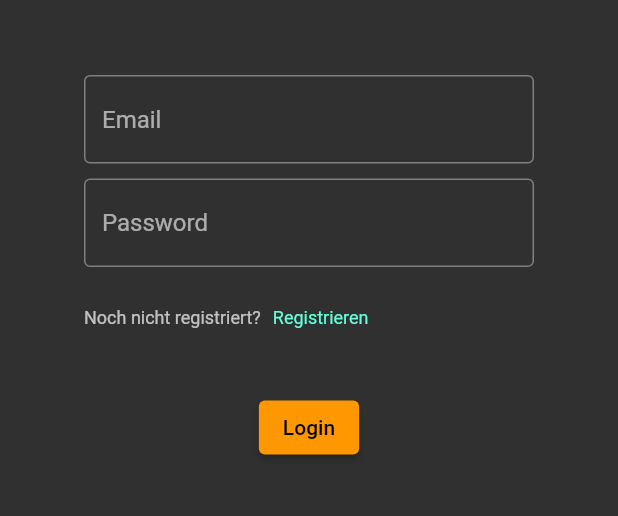
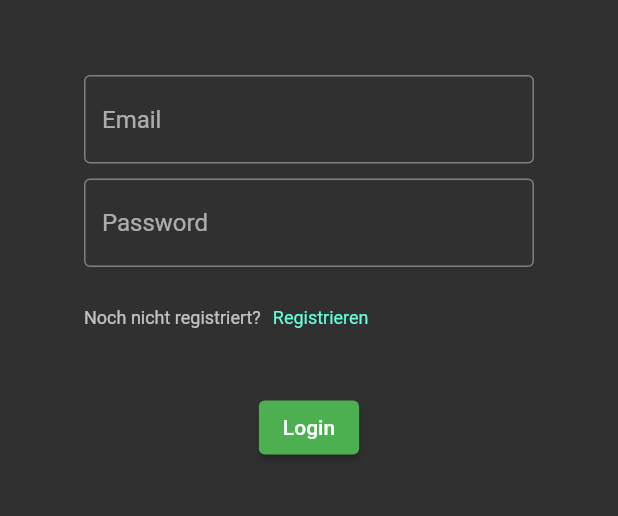
Before and after one commit to floodoo/gun_club, a Flutter app: the screen it shows after launch, on a phone screen of 412 x 824 dp, the part 423-939 px from its top. Run offline on Flutter 3.47's test engine with Material 2 defaults, Android fonts, the phone set to English and light mode, and no system bars; our stand-ins replace device_info_plus, flutter_riverpod, freezed_annotation, go_router, riverpod_annotation, supabase_flutter; accounts and stored records are empty; generated files the repository leaves out were written again.

Commit message:
change theme color

```diff
--- a/lib/src/app.dart
+++ b/lib/src/app.dart
@@ -45,7 +45,7 @@ class _AppState extends ConsumerState<App> {
       routeInformationProvider: router.routeInformationProvider,
       debugShowCheckedModeBanner: false,
       theme: ThemeData(
-        primarySwatch: Colors.orange,
+        primarySwatch: Colors.green,
         visualDensity: VisualDensity.adaptivePlatformDensity,
         inputDecorationTheme: const InputDecorationTheme(border: OutlineInputBorder()),
         brightness: Brightness.dark,
@@ -64,7 +64,7 @@ class _AppState extends ConsumerState<App> {
           ),
         ),
         floatingActionButtonTheme: const FloatingActionButtonThemeData(
-          backgroundColor: Colors.orange,
+          backgroundColor: Colors.green,
           foregroundColor: Colors.white,
         ),
       ),
--- a/lib/src/features/admin/data/sources/remote/admin.api.dart
+++ b/lib/src/features/admin/data/sources/remote/admin.api.dart
@@ -23,7 +23,7 @@ class AdminApi {
   }
 
   Future<void> attendUser({required String userId, required String departmentId}) async {
-    await supabase.from('attendances').insert({'member_id': userId, 'department_id': departmentId});
+    await supabase.from('attendances').insert([{'member_id': userId, 'department_id': departmentId}]);
   }
 
   Future<void> updateUserType({required String userId, required int userTypeId}) async {
--- a/lib/src/features/profile/presentation/profile.page.dart
+++ b/lib/src/features/profile/presentation/profile.page.dart
@@ -19,7 +19,7 @@ class ProfilePage extends ConsumerWidget {
                       const SizedBox(height: 50),
                       CircleAvatar(
                         radius: 80,
-                        backgroundColor: Colors.orange.shade800,
+                        backgroundColor: Colors.green.shade800,
                         child: const Icon(Icons.person, size: 100, color: Colors.white),
                       ),
                       const SizedBox(height: 50),
```
